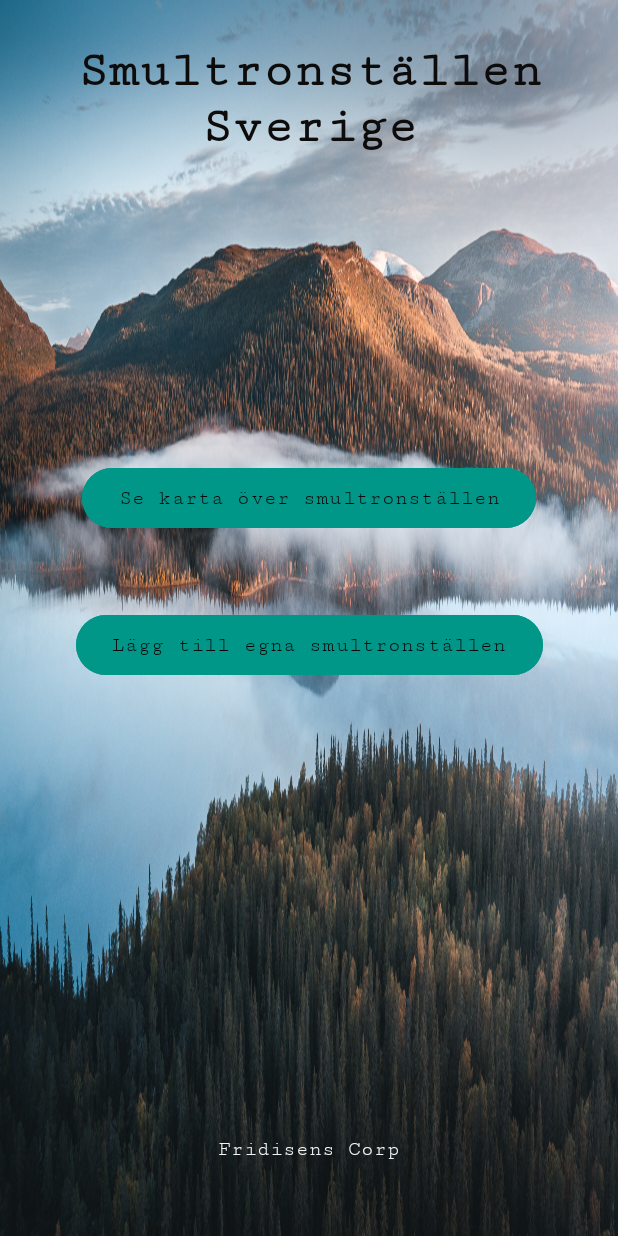
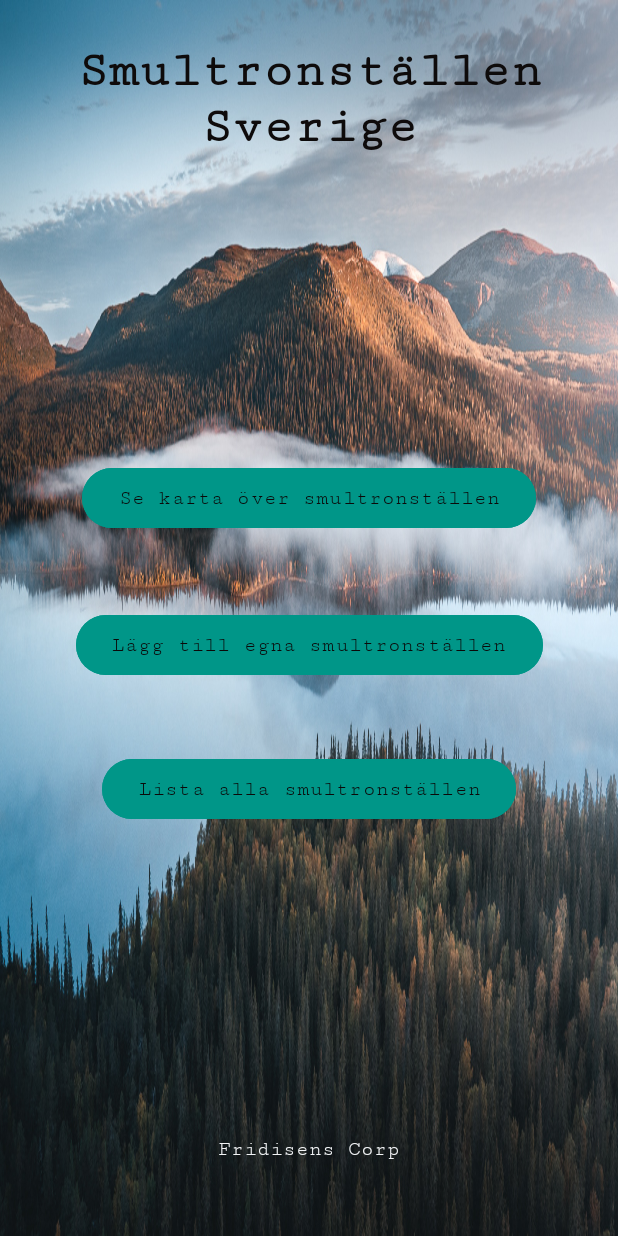
Before and after one commit to Fridisens/BestPlacesCorp, an Android app: the screen it shows after launch (MainActivity), on a phone screen of 412 x 824 dp. Run offline under Robolectric (Android 15) with nearby library versions, the phone set to English and light mode, and no system bars.

```diff
--- a/app/src/main/java/com/example/bestplacescorp/MainActivity.kt
+++ b/app/src/main/java/com/example/bestplacescorp/MainActivity.kt
@@ -25,6 +25,7 @@ class MainActivity : AppCompatActivity() {
 
     lateinit var beginButton: Button
     lateinit var addButton: Button
+    lateinit var listAllRestaurantsButton: Button
 
 
     override fun onCreate(savedInstanceState: Bundle?) {
@@ -36,6 +37,7 @@ class MainActivity : AppCompatActivity() {
 
         beginButton = findViewById(R.id.beginButton)
         addButton = findViewById(R.id.addButton)
+        listAllRestaurantsButton = findViewById(R.id.listAllRestaurantsButton)
 
 
 
@@ -47,6 +49,11 @@ class MainActivity : AppCompatActivity() {
 
         addButton.setOnClickListener {
             val intent = Intent(this, CreateAndSignInActivity::class.java)
+            startActivity(intent)
+        }
+
+        listAllRestaurantsButton.setOnClickListener {
+            val intent = Intent(this, ListOfPlacesRecyclerView::class.java)
             startActivity(intent)
         }
 
--- a/app/src/main/java/com/example/bestplacescorp/Restaturant.kt
+++ b/app/src/main/java/com/example/bestplacescorp/Restaturant.kt
@@ -1,6 +1,4 @@
 package com.example.bestplacescorp
 
-
-//Klass för att sätta attributen för en restaurang
-class Restaturant (name : String, ) {
+class Restaturant (val name : String, ) {
 }
--- a/app/src/main/java/com/example/bestplacescorp/RestaurantRecyclerAdapter.kt
+++ b/app/src/main/java/com/example/bestplacescorp/RestaurantRecyclerAdapter.kt
@@ -25,7 +25,7 @@ class RestaurantRecyclerAdapter (val context: Context, val restaurants : List<Re
     override fun onBindViewHolder(holder: ViewHolder, position: Int) {
         val restaurant = restaurants[position]
 
-        holder.nameTextView.text
+        holder.nameTextView.text = restaurant.name
     }
 
 
--- a/app/src/main/res/layout/activity_main.xml
+++ b/app/src/main/res/layout/activity_main.xml
@@ -59,4 +59,17 @@
         app:layout_constraintEnd_toEndOf="parent"
         app:layout_constraintStart_toStartOf="parent"
         app:layout_constraintTop_toBottomOf="@+id/beginButton" />
+
+    <Button
+        android:id="@+id/listAllRestaurantsButton"
+        android:layout_width="wrap_content"
+        android:layout_height="wrap_content"
+        android:layout_marginTop="48dp"
+        android:backgroundTint="#009688"
+        android:fontFamily="serif-monospace"
+        android:text="Lista alla smultronställen"
+        android:textColor="#0B0909"
+        app:layout_constraintEnd_toEndOf="parent"
+        app:layout_constraintStart_toStartOf="parent"
+        app:layout_constraintTop_toBottomOf="@+id/addButton" />
 </androidx.constraintlayout.widget.ConstraintLayout>
```
Also changed, not shown: app/src/main/java/com/example/bestplacescorp/CreateAndSignInActivity.kt (+3 -4 lines), app/src/main/java/com/example/bestplacescorp/ListOfPlacesRecyclerView.kt (+20 -3 lines).
